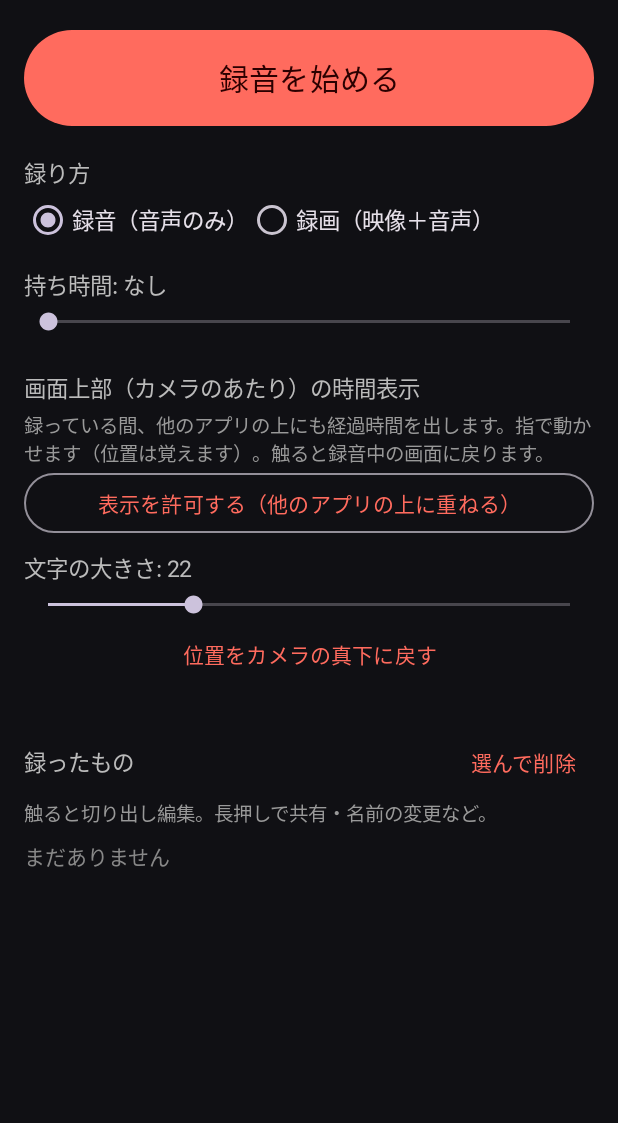
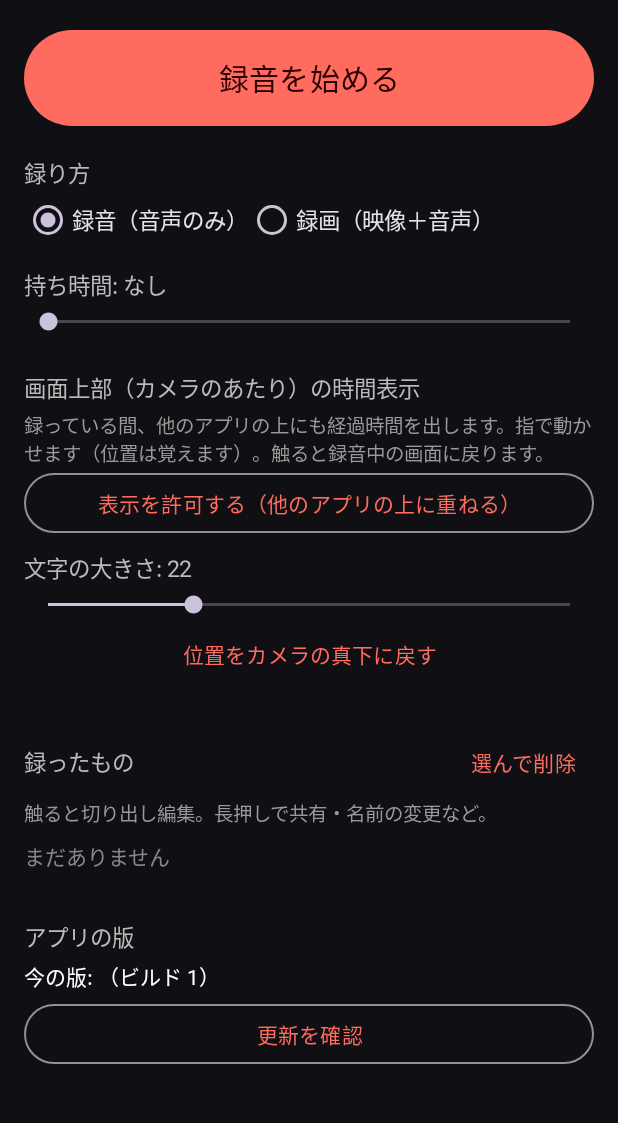
Before and after one commit to tapeinooo/clock-widget, an Android app: the screen it shows after launch (MainActivity), on a phone screen of 412 x 824 dp, the part 78-1201 px from its top. Run offline under Robolectric (Android 15) with nearby library versions, the phone set to English and light mode, and no system bars; libraries missing offline, so code that uses them is left out: androidx.camera.core.

Commit message:
新しい版の自動確認と「更新」ボタンを追加：Releases の stage-recorder を見て、新しければ上に案内を出し、押すと取得してインストール画面を開く。版の番号は Actions のビルド番号にする
Co-Authored-By: Claude Opus 5.5 <noreply@anthropic.com>
Claude-Session: https://claude.ai/code/session_01FxX1d1mQEJAHX4t9wA9stc

```diff
--- a/stage-recorder/app/src/main/java/com/example/stagerecorder/MainActivity.kt
+++ b/stage-recorder/app/src/main/java/com/example/stagerecorder/MainActivity.kt
@@ -39,6 +39,9 @@ import kotlinx.coroutines.launch
 import java.util.Date
 import kotlin.concurrent.thread
 
+/** 自動の更新確認をした時刻（アプリが動いている間だけ覚える） */
+private var lastAutoCheck = 0L
+
 /** はじめの画面：録り始める・設定・録ったものの一覧。 */
 class MainActivity : AppCompatActivity() {
     private lateinit var prefs: Prefs
@@ -47,6 +50,11 @@ class MainActivity : AppCompatActivity() {
     private lateinit var listBox: LinearLayout
     private lateinit var selectBtn: MaterialButton
     private lateinit var deleteSelectedBtn: MaterialButton
+    private lateinit var updateBanner: LinearLayout
+    private lateinit var updateBannerText: TextView
+    private lateinit var versionText: TextView
+    private var available: Updater.Info? = null
+    private var checking = false
     private var items: List<Rec> = emptyList()
     private var selecting = false
     private val selected = mutableSetOf<Uri>()
@@ -93,6 +101,29 @@ class MainActivity : AppCompatActivity() {
             textSize = 24f
             setTextColor(0xFFFFFFFF.toInt())
         })
+
+        // 新しい版があるときだけ出す
+        updateBanner = LinearLayout(this).apply {
+            orientation = LinearLayout.HORIZONTAL
+            gravity = Gravity.CENTER_VERTICAL
+            val p = dp(12f).toInt()
+            setPadding(p, dp(4f).toInt(), dp(4f).toInt(), dp(4f).toInt())
+            background = android.graphics.drawable.GradientDrawable().apply {
+                cornerRadius = dp(12f)
+                setColor(0xFF1E3A5F.toInt())
+            }
+            visibility = View.GONE
+        }
+        updateBannerText = TextView(this).apply {
+            textSize = 14f
+            setTextColor(0xFFFFFFFF.toInt())
+        }
+        updateBanner.addView(updateBannerText, LinearLayout.LayoutParams(0, -2, 1f))
+        updateBanner.addView(MaterialButton(this).apply {
+            text = "更新"
+            setOnClickListener { available?.let { startUpdate(it) } }
+        })
+        root.addView(updateBanner, LinearLayout.LayoutParams(-1, -2).apply { topMargin = dp(12f).toInt() })
 
         startBtn = MaterialButton(this).apply {
             textSize = 20f
@@ -194,6 +225,19 @@ class MainActivity : AppCompatActivity() {
         listBox = LinearLayout(this).apply { orientation = LinearLayout.VERTICAL }
         root.addView(listBox)
 
+        // 版と更新
+        label("アプリの版", 32f)
+        versionText = TextView(this).apply {
+            textSize = 14f
+            setTextColor(0xFFFFFFFF.toInt())
+        }
+        root.addView(versionText)
+        root.addView(MaterialButton(this, null, com.google.android.material.R.attr.materialButtonOutlinedStyle).apply {
+            text = "更新を確認"
+            setOnClickListener { checkUpdate(manual = true) }
+        }, LinearLayout.LayoutParams(-1, -2).apply { topMargin = dp(4f).toInt() })
+        showVersion(null)
+
         setContentView(scroll)
 
         lifecycleScope.launch {
@@ -220,6 +264,79 @@ class MainActivity : AppCompatActivity() {
         overlayBtn.text = if (Settings.canDrawOverlays(this)) "表示の許可：済み" else "表示を許可する（他のアプリの上に重ねる）"
         updateStart()
         refreshList()
+        // 開くたびに自動で確認（30分に1回まで）
+        if (System.currentTimeMillis() - lastAutoCheck > 30 * 60_000L) checkUpdate(manual = false)
+    }
+
+    // ---- 更新 ----
+
+    private fun showVersion(latest: Updater.Info?) {
+        val cur = "今の版: ${BuildConfig.VERSION_NAME}（ビルド ${Updater.current}）"
+        versionText.text = when {
+            latest == null -> cur
+            latest.versionCode > Updater.current -> "$cur\n新しい版: ビルド ${latest.versionCode}"
+            else -> "$cur\n最新です"
+        }
+        val newer = latest != null && latest.versionCode > Updater.current
+        available = if (newer) latest else null
+        updateBanner.visibility = if (newer) View.VISIBLE else View.GONE
+        if (newer) updateBannerText.text = "新しい版があります（ビルド ${latest!!.versionCode}）"
+    }
+
+    private fun checkUpdate(manual: Boolean) {
+        if (checking) return
+        checking = true
+        if (!manual) lastAutoCheck = System.currentTimeMillis()
+        if (manual) versionText.text = "確認しています…"
+        thread {
+            val info = Updater.fetch()
+            runOnUiThread {
+                checking = false
+                if (isDestroyed) return@runOnUiThread
+                showVersion(info)
+                if (!manual) return@runOnUiThread
+                when {
+                    info == null -> Toast.makeText(this, "確認できませんでした（通信を確かめてください）", Toast.LENGTH_LONG).show()
+                    info.versionCode > Updater.current -> startUpdate(info)
+                    else -> Toast.makeText(this, "最新です", Toast.LENGTH_SHORT).show()
+                }
+            }
+        }
+    }
+
+    private fun startUpdate(info: Updater.Info) {
+        if (RecState.active) {
+            Toast.makeText(this, "録っている間は更新できません。止めてからにしてください", Toast.LENGTH_LONG).show()
+            return
+        }
+        if (!Updater.canInstall(this)) {
+            AlertDialog.Builder(this)
+                .setTitle("インストールの許可")
+                .setMessage("このアプリから新しい版を入れるには、次の画面で「この提供元のアプリを許可」をオンにして、戻ってきてからもう一度「更新」を押してください。")
+                .setPositiveButton("設定を開く") { _, _ -> Updater.openInstallPermission(this) }
+                .setNegativeButton("やめる", null)
+                .show()
+            return
+        }
+        val bar = android.widget.ProgressBar(this, null, android.R.attr.progressBarStyleHorizontal).apply { max = 100 }
+        val box = LinearLayout(this).apply {
+            val p = dp(24f).toInt()
+            setPadding(p, p, p, 0)
+            addView(bar, LinearLayout.LayoutParams(-1, -2))
+        }
+        val dialog = AlertDialog.Builder(this)
+            .setTitle("新しい版を取得しています…")
+            .setView(box)
+            .setCancelable(false)
+            .show()
+        thread {
+            val result = runCatching { Updater.download(this, info) { p -> runOnUiThread { bar.progress = p } } }
+            runOnUiThread {
+                dialog.dismiss()
+                result.onSuccess { Updater.install(this, it) }
+                    .onFailure { Toast.makeText(this, "取得できませんでした: ${it.message}", Toast.LENGTH_LONG).show() }
+            }
+        }
     }
 
     private fun radio(items: List<String>, checked: Int, onPick: (Int) -> Unit): RadioGroup =
--- /dev/null
+++ b/stage-recorder/app/src/main/res/xml/file_paths.xml
@@ -0,0 +1,4 @@
+<?xml version="1.0" encoding="utf-8"?>
+<paths>
+    <cache-path name="updates" path="updates/" />
+</paths>
```
Also changed, not shown: stage-recorder/app/build.gradle.kts (+7 -2 lines), stage-recorder/app/src/main/AndroidManifest.xml (+13 -0 lines), stage-recorder/app/src/main/java/com/example/stagerecorder/Updater.kt (added, +113 -0 lines), 2 other files.
